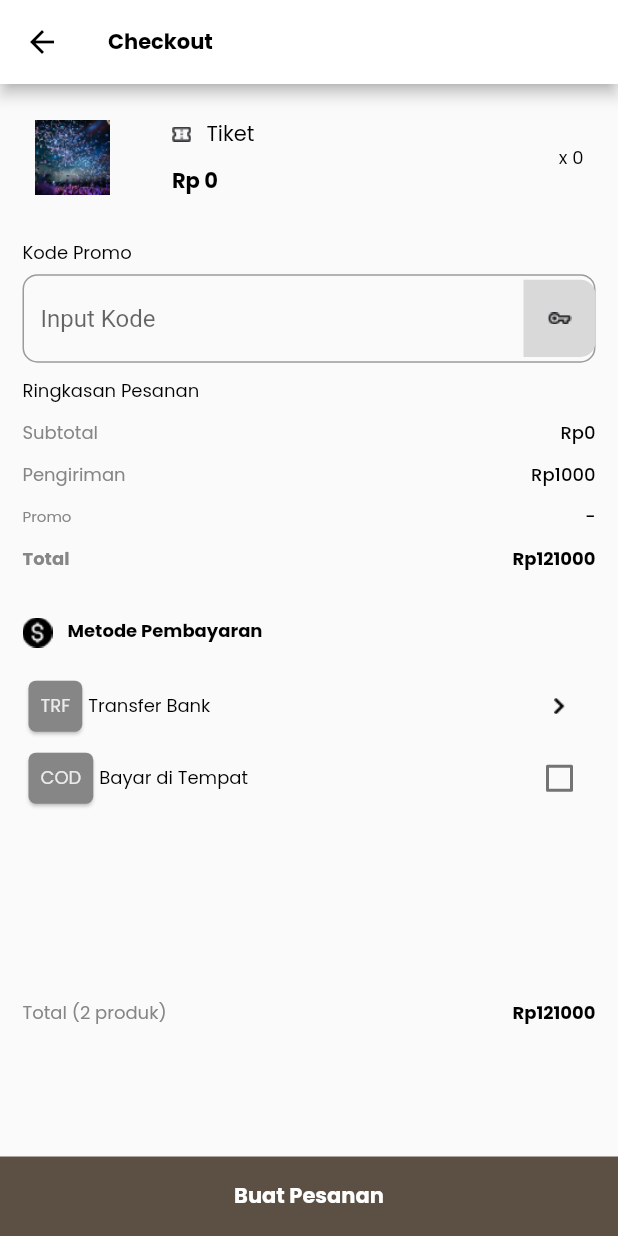
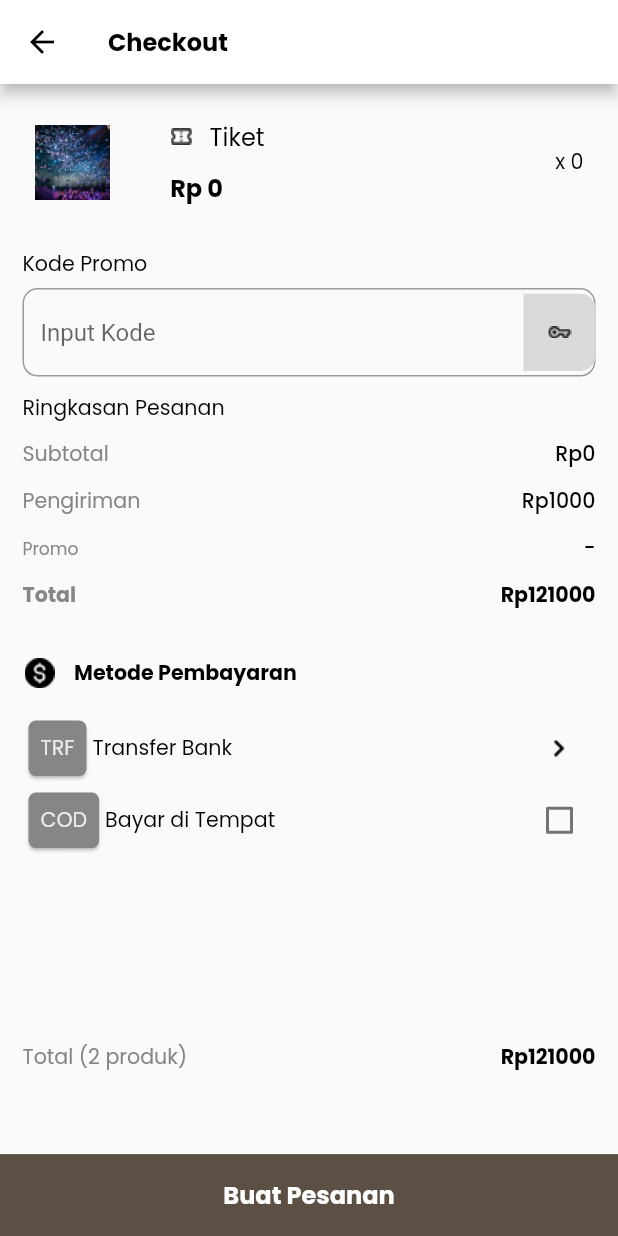
Before and after one commit to Balink-8/mobile_balink, a Flutter app: the EventCo screen opened directly with empty values, on a phone screen of 412 x 824 dp. Run offline on Flutter 3.47's test engine with Material 2 defaults, Android fonts, the phone set to English and light mode, and no system bars; our stand-ins replace badges, carousel_slider, file_picker, flutter_screenutil, google_fonts, pinput and 2 more; missing offline and left inert: clipboard; accounts and stored records are empty.

Commit message:
responsive event

```diff
--- a/lib/view/event/eventPage/event.dart
+++ b/lib/view/event/eventPage/event.dart
@@ -33,7 +33,7 @@ class _EventPageState extends State<EventPage> {
           child: Column(children: [
             Stack(
               children: [
-                Image.asset('assets/laut.png', width: 360.w, height: 150),
+                Image.asset('assets/laut.png', width: 360.w, height: 150.h),
                 Padding(
                   padding: const EdgeInsets.only(top: 40),
                   child: Center(
--- a/lib/view/event/eventPage/eventcheckout.dart
+++ b/lib/view/event/eventPage/eventcheckout.dart
@@ -51,7 +51,7 @@ class _EventCoState extends State<EventCo> {
         title: Text(
           'Checkout',
           style: poppinsKecil.copyWith(
-              fontWeight: FontWeight.w700, fontSize: 14, color: blackColor),
+              fontWeight: FontWeight.w700, fontSize: 14.sp, color: blackColor),
           key: const Key('label checkout'),
         ),
         key: const Key('app bar checkout'),
@@ -71,7 +71,7 @@ class _EventCoState extends State<EventCo> {
                     Text(
                       'Kode Promo',
                       style: poppinsKecil.copyWith(
-                          fontSize: 12,
+                          fontSize: 12.sp,
                           fontWeight: FontWeight.w400,
                           color: blackColor),
                       key: const Key('label kode promo'),
@@ -104,19 +104,19 @@ class _EventCoState extends State<EventCo> {
                         ),
                       ),
                     ),
-                    const SizedBox(
-                      height: 10,
+                    SizedBox(
+                      height: 10.h,
                     ),
                     Text(
                       'Ringkasan Pesanan',
                       style: poppinsKecil.copyWith(
-                          fontSize: 12,
+                          fontSize: 12.sp,
                           fontWeight: FontWeight.w400,
                           color: blackColor),
                       key: const Key('label ringkasan pesanan'),
                     ),
-                    const SizedBox(
-                      height: 10,
+                    SizedBox(
+                      height: 10.h,
                     ),
                     Row(
                       mainAxisAlignment: MainAxisAlignment.spaceBetween,
@@ -124,7 +124,7 @@ class _EventCoState extends State<EventCo> {
                         Text(
                           'Subtotal',
                           style: poppinsKecil.copyWith(
-                              fontSize: 12,
+                              fontSize: 12.sp,
                               fontWeight: FontWeight.w400,
                               color: abuColor),
                           key: const Key('label subtotal'),
@@ -132,15 +132,15 @@ class _EventCoState extends State<EventCo> {
                         Text(
                           'Rp${widget.eventData!.hargaTiket * jumlah}',
                           style: poppinsKecil.copyWith(
-                              fontSize: 12,
+                              fontSize: 12.sp,
                               fontWeight: FontWeight.w500,
                               color: blackColor),
                           key: Key('text harga subtotal'),
                         ),
                       ],
                     ),
-                    const SizedBox(
-                      height: 10,
+                    SizedBox(
+                      height: 10.h,
                     ),
                     Row(
                       mainAxisAlignment: MainAxisAlignment.spaceBetween,
@@ -148,7 +148,7 @@ class _EventCoState extends State<EventCo> {
                         Text(
                           'Pengiriman',
                           style: poppinsKecil.copyWith(
-                              fontSize: 12,
+                              fontSize: 12.sp,
                               fontWeight: FontWeight.w400,
                               color: abuColor),
                           key: Key('label pengiriman'),
@@ -156,15 +156,15 @@ class _EventCoState extends State<EventCo> {
                         Text(
                           'Rp$hargaPengiriman',
                           style: poppinsKecil.copyWith(
-                              fontSize: 12,
+                              fontSize: 12.sp,
                               fontWeight: FontWeight.w500,
                               color: blackColor),
                           key: Key('text harga pengiriman '),
                         ),
                       ],
                     ),
-                    const SizedBox(
-                      height: 10,
+                    SizedBox(
+                      height: 10.h,
                     ),
                     Row(
                       mainAxisAlignment: MainAxisAlignment.spaceBetween,
@@ -172,7 +172,7 @@ class _EventCoState extends State<EventCo> {
                         Text(
                           'Promo',
                           style: poppinsKecil.copyWith(
-                              fontSize: 10,
+                              fontSize: 10.sp,
                               fontWeight: FontWeight.w400,
                               color: abuColor),
                           key: Key('label promo'),
@@ -180,15 +180,15 @@ class _EventCoState extends State<EventCo> {
                         Text(
                           '-',
                           style: poppinsKecil.copyWith(
-                              fontSize: 12,
+                              fontSize: 12.sp,
                               fontWeight: FontWeight.w500,
                               color: blackColor),
                           key: Key('text promo'),
                         ),
                       ],
                     ),
-                    const SizedBox(
-                      height: 10,
+                    SizedBox(
+                      height: 10.h,
                     ),
                     Row(
                       mainAxisAlignment: MainAxisAlignment.spaceBetween,
@@ -196,7 +196,7 @@ class _EventCoState extends State<EventCo> {
                         Text(
                           'Total',
                           style: poppinsKecil.copyWith(
-                              fontSize: 12,
+                              fontSize: 12.sp,
                               fontWeight: FontWeight.w700,
                               color: abuColor),
                           key: Key('label total'),
@@ -204,40 +204,40 @@ class _EventCoState extends State<EventCo> {
                         Text(
                           'Rp${harga + hargaPengiriman}',
                           style: poppinsKecil.copyWith(
-                              fontSize: 12,
+                              fontSize: 12.sp,
                               fontWeight: FontWeight.w700,
                               color: blackColor),
                           key: Key('text total harga'),
                         ),
                       ],
                     ),
-                    const SizedBox(
-                      height: 30,
+                    SizedBox(
+                      height: 30.h,
                     ),
                     Row(
                       crossAxisAlignment: CrossAxisAlignment.start,
                       children: [
                         Image.asset(
                           'assets/icon/event_icon/dollar.png',
-                          width: 20,
-                          height: 20,
+                          width: 20.w,
+                          height: 20.h,
                           key: const Key('icon dollar'),
                         ),
-                        const SizedBox(
-                          width: 10,
+                        SizedBox(
+                          width: 10.w,
                         ),
                         Text(
                           'Metode Pembayaran',
                           style: poppinsKecil.copyWith(
-                              fontSize: 12,
+                              fontSize: 12.sp,
                               fontWeight: FontWeight.w700,
                               color: blackColor),
                           key: const Key('label metode pembayaran'),
                         )
                       ],
                     ),
-                    const SizedBox(
-                      height: 15,
+                    SizedBox(
+                      height: 15.h,
                     ),
                     Row(
                         mainAxisAlignment: MainAxisAlignment.spaceBetween,
@@ -255,7 +255,7 @@ class _EventCoState extends State<EventCo> {
                                     child: Text(
                                       'TRF',
                                       style: poppinsKecil.copyWith(
-                                          fontSize: 12,
+                                          fontSize: 12.sp,
                                           fontWeight: FontWeight.w400,
                                           color: greyColor),
                                       key: Key('label trf'),
@@ -266,7 +266,7 @@ class _EventCoState extends State<EventCo> {
                                     ? Text(
                                         'Transfer Bank',
                                         style: poppinsKecil.copyWith(
-                                            fontSize: 12,
+                                            fontSize: 12.sp,
                                             fontWeight: FontWeight.w400,
                                             color: blackColor),
                                         key: Key('label transfer bank'),
@@ -274,7 +274,7 @@ class _EventCoState extends State<EventCo> {
                                     : Text(
                                         widget.metodePembayaran,
                                         style: poppinsKecil.copyWith(
-                                            fontSize: 12,
+                                            fontSize: 12.sp,
                                             fontWeight: FontWeight.w400,
                                             color: blackColor),
                                       ),
@@ -285,8 +285,8 @@ class _EventCoState extends State<EventCo> {
                               ? IconButton(
                                   icon: Image.asset(
                                     'assets/icon/event_icon/back.png',
-                                    width: 11,
-                                    height: 11,
+                                    width: 11.w,
+                                    height: 11.h,
                                     key: Key('icon untk pilih bank'),
                                   ),
                                   onPressed: () {
@@ -296,8 +296,8 @@ class _EventCoState extends State<EventCo> {
                               : IconButton(
                                   icon: Image.asset(
                                     'assets/icon/event_icon/radio.png',
-                                    width: 11,
-                                    height: 11,
+                                    width: 11.w,
+                                    height: 11.h,
                                     key: Key('icon pilih bank'),
                                   ),
                                   onPressed: () {
@@ -323,7 +323,7 @@ class _EventCoState extends State<EventCo> {
                               child: Text(
                                 'COD',
                                 style: poppinsKecil.copyWith(
-                                    fontSize: 12,
+                                    fontSize: 12.sp,
                                     fontWeight: FontWeight.w400,
                                     color: greyColor),
                                 key: Key('label COD'),
@@ -333,7 +333,7 @@ class _EventCoState extends State<EventCo> {
                           Text(
                             'Bayar di Tempat',
                             style: poppinsKecil.copyWith(
-                                fontSize: 12,
+                                fontSize: 12.sp,
                                 fontWeight: FontWeight.w400,
                                 color: blackColor),
                             key: Key('text bayar di tempat'),
@@ -362,7 +362,7 @@ class _EventCoState extends State<EventCo> {
                     Text(
                       'Total (2 produk)',
                       style: poppinsKecil.copyWith(
-                          fontSize: 12,
+                          fontSize: 12.sp,
                           fontWeight: FontWeight.w400,
                           color: abuColor),
                       key: Key('label total produk'),
@@ -370,7 +370,7 @@ class _EventCoState extends State<EventCo> {
                     Text(
                       'Rp${harga + hargaPengiriman}',
                       style: poppinsKecil.copyWith(
-                          fontSize: 12,
+                          fontSize: 12.sp,
                           fontWeight: FontWeight.w700,
                           color: blackColor),
                       key: Key('text total hargaa'),
@@ -412,7 +412,7 @@ class _EventCoState extends State<EventCo> {
                     Text(
                       'Metode Pembayaran',
                       style: poppinsKecil.copyWith(
-                          fontSize: 12,
+                          fontSize: 12.sp,
                           fontWeight: FontWeight.w400,
                           color: blackColor),
                       key: Key('label metode pmbyrn'),
@@ -432,24 +432,24 @@ class _EventCoState extends State<EventCo> {
                       },
                       icon: Image.asset(
                         'assets/icon/event_icon/close.png',
-                        width: 11,
-                        height: 11,
+                        width: 11.w,
+                        height: 11.h,
                         key: Key('icon close'),
                       ),
                     ),
                   ],
                 ),
-                const SizedBox(height: 20),
+                SizedBox(height: 20.h),
                 Text(
                   'Transfer Bank',
                   style: poppinsKecil.copyWith(
-                      fontSize: 12,
+                      fontSize: 12.sp,
                       fontWeight: FontWeight.w400,
                       color: blackColor),
                   key: Key('label trf bank'),
                 ),
-                const SizedBox(
-                  height: 15,
+                SizedBox(
+                  height: 15.h,
                 ),
                 Row(
                   mainAxisAlignment: MainAxisAlignment.spaceBetween,
@@ -467,7 +467,7 @@ class _EventCoState extends State<EventCo> {
                               child: Text(
                                 'BCA',
                                 style: poppinsKecil.copyWith(
-                                    fontSize: 12,
+                                    fontSize: 12.sp,
                                     fontWeight: FontWeight.w400,
                                     color: greyColor),
                               ),
@@ -479,7 +479,7 @@ class _EventCoState extends State<EventCo> {
                           Text(
                             'Bank Central Asia',
                             style: poppinsKecil.copyWith(
-                                fontSize: 12,
+                                fontSize: 12.sp,
                                 fontWeight: FontWeight.w400,
                                 color: blackColor),
                             key: Key('label bank bca'),
@@ -519,19 +519,19 @@ class _EventCoState extends State<EventCo> {
                               child: Text(
                                 'Mandiri',
                                 style: poppinsKecil.copyWith(
-                                    fontSize: 12,
+                                    fontSize: 12.sp,
                                     fontWeight: FontWeight.w400,
                                     color: greyColor),
                               ),
                             ),
                           ),
-                          const SizedBox(
-                            width: 10,
+                          SizedBox(
+                            width: 10.w,
                           ),
                           Text(
                             'Bank Mandiri',
                             style: poppinsKecil.copyWith(
-                                fontSize: 12,
+                                fontSize: 12.sp,
                                 fontWeight: FontWeight.w400,
                                 color: blackColor),
                             key: Key('label bank mandiri'),
@@ -570,7 +570,7 @@ class _EventCoState extends State<EventCo> {
                       child: Text(
                         'Selanjutnya',
                         style: poppinsKecil.copyWith(
-                            fontSize: 11,
+                            fontSize: 12.sp,
                             fontWeight: FontWeight.w700,
                             color: whiteColor),
                         key: Key('label selanjutnya'),
@@ -615,11 +615,11 @@ class _BuatPesananState extends State<BuatPesanan> {
         key: const Key('button buat pesanan'),
         color: secondaryColor,
         alignment: Alignment.center,
-        height: 53,
+        height: 53.h,
         child: Text(
           'Buat Pesanan',
           style: poppinsKecil.copyWith(
-              fontSize: 14, fontWeight: FontWeight.w700, color: whiteColor),
+              fontSize: 14.sp, fontWeight: FontWeight.w700, color: whiteColor),
           key: const Key('labell buat pesanan'),
         ),
       ),
--- a/lib/view/event/eventPage/eventdetail.dart
+++ b/lib/view/event/eventPage/eventdetail.dart
@@ -199,11 +199,11 @@ class _EventDetailScreenState extends State<EventDetailScreen> {
                         border: Border.all(color: secondaryColor)),
                     alignment: Alignment.center,
                     width: 328.w,
-                    height: 40,
+                    height: 40.h,
                     child: Text(
                       'Arahkan Saya Ke Lokasi Destinasi',
                       style: poppinsKecil.copyWith(
-                          fontSize: 14,
+                          fontSize: 14.sp,
                           fontWeight: FontWeight.w400,
                           color: secondaryColor),
                       key: Key('label text lokasi destiinasi'),
--- a/lib/view/event/eventPage/waitingpembayaran.dart
+++ b/lib/view/event/eventPage/waitingpembayaran.dart
@@ -190,7 +190,7 @@ class _WaitingPembayaranState extends State<WaitingPembayaran> {
                       Text(
                         'x $jumlah',
                         style: poppinsKecil.copyWith(
-                            fontSize: 14,
+                            fontSize: 14.sp,
                             fontWeight: FontWeight.w700,
                             color: secondaryColor),
                         key: Key('label jumlah tiket'),
--- a/lib/view/widget/event_screen_widget/card_overlay.dart
+++ b/lib/view/widget/event_screen_widget/card_overlay.dart
@@ -32,30 +32,30 @@ class Card_CO extends StatelessWidget {
                     children: [
                       Image.asset(
                         'assets/icon/event_icon/ticket.png',
-                        width: 13,
-                        height: 11,
+                        width: 13.w,
+                        height: 11.h,
                         key: Key('icon tiket'),
                       ),
-                      const SizedBox(
-                        width: 10,
+                      SizedBox(
+                        width: 10.w,
                       ),
                       Text(
                         'Tiket',
                         style: poppinsKecil.copyWith(
-                            fontSize: 14,
+                            fontSize: 14.sp,
                             fontWeight: FontWeight.w400,
                             color: blackColor),
                         key: Key('label tiket'),
                       ),
                     ],
                   ),
-                  const SizedBox(
-                    height: 10,
+                  SizedBox(
+                    height: 10.h,
                   ),
                   Text(
                     "Rp ${eventData.hargaTiket.toString()}",
                     style: poppinsKecil.copyWith(
-                        fontSize: 14,
+                        fontSize: 14.sp,
                         fontWeight: FontWeight.w700,
                         color: blackColor),
                     key: Key('harga tiket'),
@@ -66,7 +66,9 @@ class Card_CO extends StatelessWidget {
             Text(
               'x $jumlah',
               style: poppinsKecil.copyWith(
-                  fontSize: 12, fontWeight: FontWeight.w400, color: blackColor),
+                  fontSize: 12.sp,
+                  fontWeight: FontWeight.w400,
+                  color: blackColor),
               key: Key('label jumlah tiket'),
             ),
           ],
```
Also changed, not shown: lib/view/widget/event_screen_widget/buttomsheet.dart (+40 -40 lines), lib/view/widget/event_screen_widget/card_aboutEvent.dart (+7 -6 lines), lib/view/widget/event_screen_widget/card_event.dart (+20 -19 lines).
